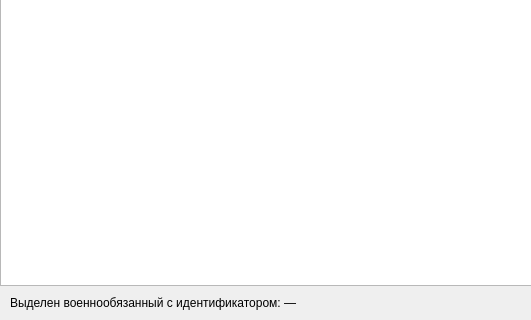
Above: mainTable.ui from knkf/4ebnaja_praktika before the change; both pictures show x 0 to 531 and y 464 to 784 of the 1211 by 784 pixel window. Below: the same form after it.
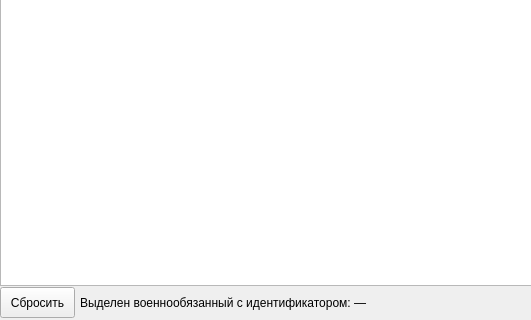
That is the form after the change.

Commit message: Added possibility to adding flmc to table with the same name through the special interface

Diff of the .ui file:
```diff
--- a/mainTable.ui
+++ b/mainTable.ui
@@ -57,7 +57,7 @@
    <widget class="QLabel" name="lfmc_id">
     <property name="geometry">
      <rect>
-      <x>10</x>
+      <x>80</x>
       <y>740</y>
       <width>291</width>
       <height>16</height>
@@ -67,6 +67,19 @@
      <string>Выделен военнообязанный с идентификатором: —</string>
     </property>
    </widget>
+   <widget class="QPushButton" name="reset_selection">
+    <property name="geometry">
+     <rect>
+      <x>0</x>
+      <y>732</y>
+      <width>75</width>
+      <height>31</height>
+     </rect>
+    </property>
+    <property name="text">
+     <string>Сбросить</string>
+    </property>
+   </widget>
   </widget>
   <widget class="QMenuBar" name="menuBar">
    <property name="geometry">
```
Left out of the diff: 7 changed lines with no effect on the pictures. The commit also changes 2 other files.
